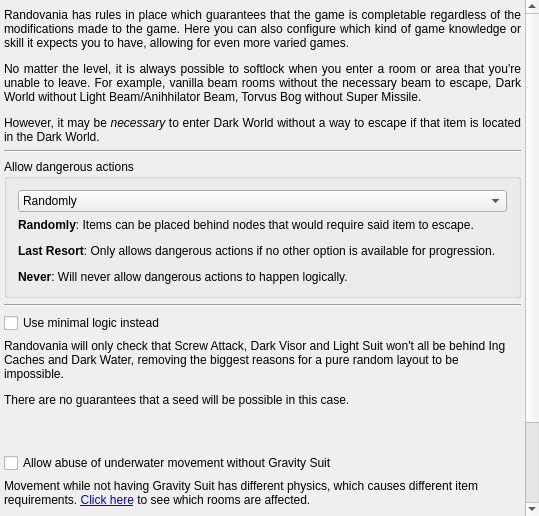
randovania/randovania, file randovania/gui/ui_files/preset_trick_level.ui: the form before one commit.
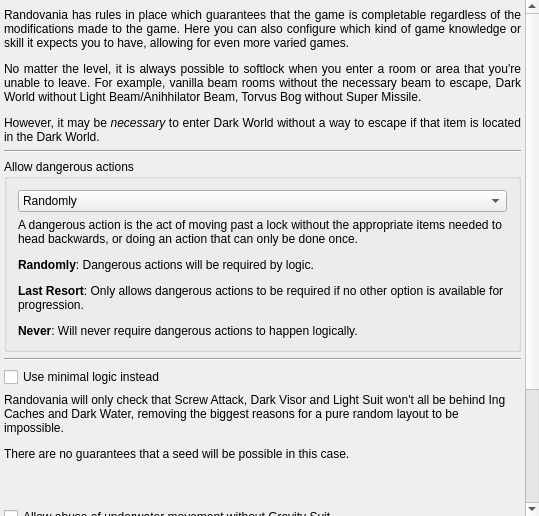
The form after the commit.

Commit message: Removed unnecessary config lines, added description for dangerous actions, updated changelog

```diff
--- a/randovania/gui/ui_files/preset_trick_level.ui
+++ b/randovania/gui/ui_files/preset_trick_level.ui
@@ -114,7 +114,10 @@
            <item>
             <widget class="QLabel" name="cutscene_label">
              <property name="text">
-              <string>&lt;html&gt;&lt;head/&gt;&lt;body&gt;&lt;p&gt;&lt;span style=&quot; font-weight:600;&quot;&gt;Randomly&lt;/span&gt;: Items can be placed behind nodes that would require said item to escape.&lt;/p&gt;&lt;p&gt;&lt;span style=&quot; font-weight:600;&quot;&gt;Last Resort&lt;/span&gt;: Only allows dangerous actions if no other option is available for progression.&lt;/p&gt;&lt;p&gt;&lt;span style=&quot; font-weight:600;&quot;&gt;Never&lt;/span&gt;: Will never allow dangerous actions to happen logically.&lt;/p&gt;&lt;/body&gt;&lt;/html&gt;</string>
+              <string>&lt;html&gt;&lt;head/&gt;&lt;body&gt;&lt;p&gt; A dangerous action is the act of moving past a lock without the appropriate items needed to head backwards, or doing an action that can only be done once.&lt;/p&gt;&lt;p&gt;&lt;span style=&quot; font-weight:600;&quot;&gt;Randomly&lt;/span&gt;: Dangerous actions will be required by logic.&lt;/p&gt;&lt;p&gt;&lt;span style=&quot; font-weight:600;&quot;&gt;Last Resort&lt;/span&gt;: Only allows dangerous actions to be required if no other option is available for progression.&lt;/p&gt;&lt;p&gt;&lt;span style=&quot; font-weight:600;&quot;&gt;Never&lt;/span&gt;: Will never require dangerous actions to happen logically.&lt;/p&gt;&lt;/body&gt;&lt;/html&gt;</string>
+             </property>
+             <property name="wordWrap">
+              <bool>true</bool>
              </property>
             </widget>
            </item>
```
The commit also changes 4 other files.
